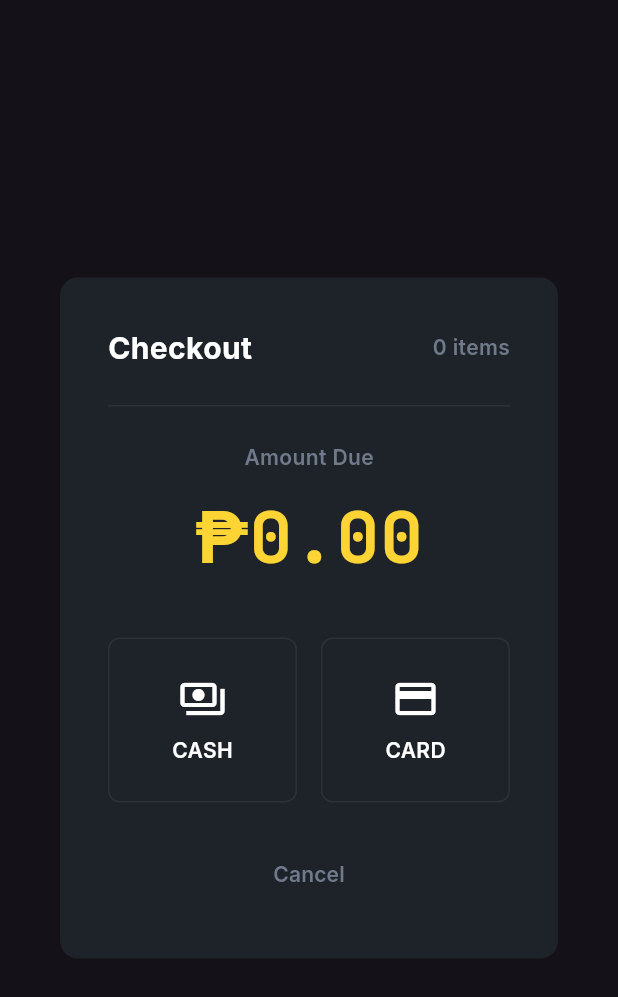
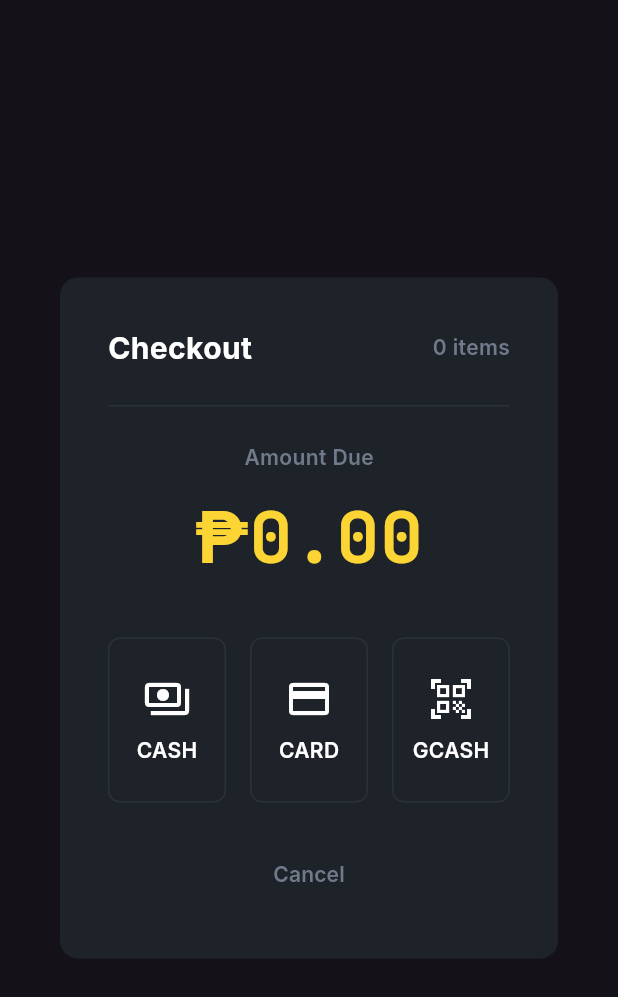
Before and after one commit to Herodot0s/Vee-Brew-POS, a Flutter app: the CheckoutModal widget shown alone on an empty page, opened directly, on a phone screen of 412 x 824 dp. Shown: the top 997 px of the screen. Run offline on Flutter 3.47's test engine with Material 3 defaults, Android fonts, the phone set to English and light mode, and no system bars; our stand-ins replace drift, equatable, flutter_riverpod, google_fonts, riverpod_annotation; accounts and stored records are empty; generated files the repository leaves out were written again; statements that could not run were skipped.

Commit message:
feat: integrate GCash verification view into checkout modal

```diff
--- a/lib/widgets/checkout_modal.dart
+++ b/lib/widgets/checkout_modal.dart
@@ -3,6 +3,9 @@ import 'package:flutter_riverpod/flutter_riverpod.dart';
 import '../providers/cart_provider.dart';
 import '../providers/checkout_provider.dart';
 import '../theme/binance_theme.dart';
+import 'checkout/gcash_payment_view.dart';
+
+enum CheckoutStep { methodSelection, gcashVerification }
 
 class CheckoutModal extends ConsumerStatefulWidget {
   const CheckoutModal({super.key});
@@ -13,6 +16,7 @@ class CheckoutModal extends ConsumerStatefulWidget {
 
 class _CheckoutModalState extends ConsumerState<CheckoutModal> {
   bool _isProcessing = false;
+  CheckoutStep _step = CheckoutStep.methodSelection;
 
   Future<void> _handlePayment(String method) async {
     setState(() => _isProcessing = true);
@@ -57,18 +61,8 @@ class _CheckoutModalState extends ConsumerState<CheckoutModal> {
     }
   }
 
-  @override
-  Widget build(BuildContext context) {
-    final total = ref.watch(cartTotalProvider);
-    final cart = ref.watch(cartProvider);
-
-    return Dialog(
-      backgroundColor: BinanceTheme.surfaceCardDark,
-      shape: RoundedRectangleBorder(borderRadius: BinanceTheme.roundedXl),
-      child: Container(
-        width: 420,
-        padding: const EdgeInsets.all(BinanceTheme.spaceXl),
-        child: Column(
+  Widget _buildMethodSelection(double total, int cartLength) {
+    return Column(
       mainAxisSize: MainAxisSize.min,
       children: [
         // Header
@@ -84,7 +78,7 @@ class _CheckoutModalState extends ConsumerState<CheckoutModal> {
               ),
             ),
             Text(
-                  '${cart.length} item${cart.length == 1 ? '' : 's'}',
+              '${cartLength} item${cartLength == 1 ? '' : 's'}',
               style: BinanceTheme.titleStyle(color: BinanceTheme.muted),
             ),
           ],
@@ -138,6 +132,14 @@ class _CheckoutModalState extends ConsumerState<CheckoutModal> {
                   onTap: () => _handlePayment('Card'),
                 ),
               ),
+              const SizedBox(width: BinanceTheme.spaceMd),
+              Expanded(
+                child: _PaymentButton(
+                  label: 'GCASH',
+                  icon: Icons.qr_code_scanner,
+                  onTap: () => setState(() => _step = CheckoutStep.gcashVerification),
+                ),
+              ),
             ],
           ),
 
@@ -157,7 +159,27 @@ class _CheckoutModalState extends ConsumerState<CheckoutModal> {
           ),
         ),
       ],
-        ),
+    );
+  }
+
+  @override
+  Widget build(BuildContext context) {
+    final total = ref.watch(cartTotalProvider);
+    final cart = ref.watch(cartProvider);
+
+    return Dialog(
+      backgroundColor: BinanceTheme.surfaceCardDark,
+      shape: RoundedRectangleBorder(borderRadius: BinanceTheme.roundedXl),
+      child: Container(
+        width: 420,
+        padding: const EdgeInsets.all(BinanceTheme.spaceXl),
+        child: _step == CheckoutStep.gcashVerification
+            ? GCashPaymentView(
+                amountDue: total,
+                onConfirm: (refNumber) => _handlePayment('GCash'),
+                onCancel: () => setState(() => _step = CheckoutStep.methodSelection),
+              )
+            : _buildMethodSelection(total, cart.length),
       ),
     );
   }
```
Also changed, not shown: lib/widgets/checkout/gcash_payment_view.dart (+6 -2 lines), 1 other file. Lines whose indentation alone changed are shown as unchanged.
